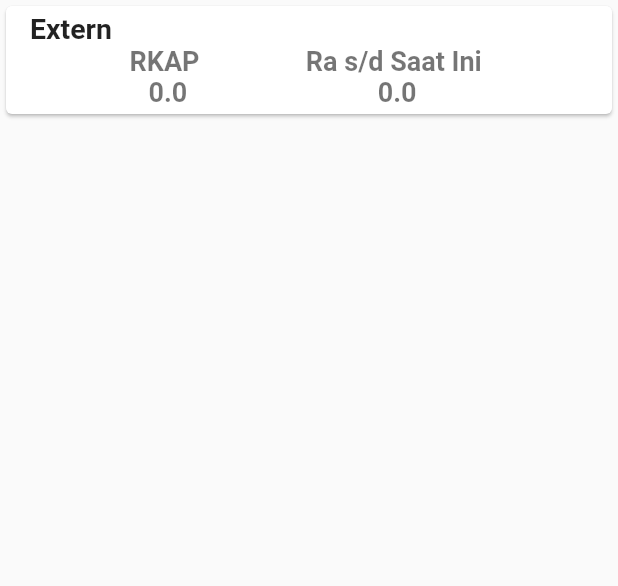
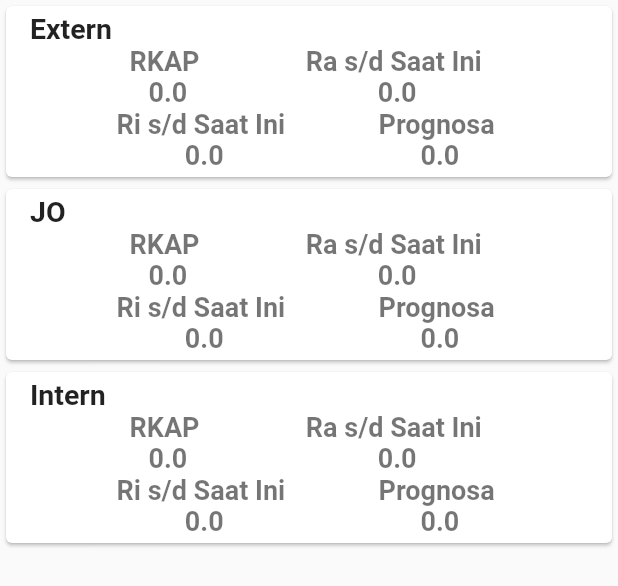
Before and after one commit to yusufhacktiv8/wrk_mobile, a Flutter app: the HasilUsahaSubItem widget shown alone on an empty page, opened directly, on a phone screen of 412 x 824 dp. Shown: the top 586 px of the screen. Run offline on Flutter 3.47's test engine with Material 2 defaults, Android fonts, the phone set to English and light mode, and no system bars; our stand-ins replace charts_flutter, event_bus; missing offline and left inert: month_picker_strip; network calls fail.

Commit message:
Hasil usaha sub item details

```diff
--- a/lib/pages/hasilusaha/HasilUsahaItem.dart
+++ b/lib/pages/hasilusaha/HasilUsahaItem.dart
@@ -3,6 +3,9 @@ import 'package:dashboard/pages/hasilusaha/HasilUsahaSubItem.dart';
 import 'package:dashboard/models/Project.dart';
 
 class HasilUsahaItem extends StatefulWidget {
+  final String title;
+
+  HasilUsahaItem({Key key, this.title}): super(key: key);
   HasilUsahaItemState createState() => new HasilUsahaItemState();
 }
 
@@ -19,7 +22,7 @@ class NewItem {
         child: new Column(
             children: <Widget>[
               Container(
-                height: 100.0,
+                height: 200.0,
                 child: HasilUsahaSubItem(project: Project()),
               )
 
@@ -63,7 +66,7 @@ class HasilUsahaItemState extends State<HasilUsahaItem> {
       children: [
         Padding(
           padding: new EdgeInsets.all(10.0),
-          child: Text("Kontrak Dihadapi", style: TextStyle(fontSize: 20.0, fontWeight: FontWeight.bold)),
+          child: Text(widget.title, style: TextStyle(fontSize: 20.0, fontWeight: FontWeight.bold)),
         ),
         new Padding(
           padding: new EdgeInsets.all(10.0),
@@ -77,7 +80,7 @@ class HasilUsahaItemState extends State<HasilUsahaItem> {
               return new ExpansionPanel(
                 headerBuilder: (BuildContext context, bool isExpanded) {
                   return new ListTile(
-                      leading: item.iconpic,
+//                      leading: item.iconpic,
                       title: new Text(
                         item.header,
                         textAlign: TextAlign.left,
--- a/lib/pages/hasilusaha/HasilUsahaPage.dart
+++ b/lib/pages/hasilusaha/HasilUsahaPage.dart
@@ -70,7 +70,7 @@ class _HasilUsahaPageState extends State<HasilUsahaPage> {
             physics: new AlwaysScrollableScrollPhysics(),
             controller: _controller,
             children: <Widget>[
-              HasilUsahaItem(),
+              HasilUsahaItem(title: "Kontrak Dihadapi"),
               Text("World"),
             ],
           ))
--- a/lib/pages/hasilusaha/HasilUsahaSubItem.dart
+++ b/lib/pages/hasilusaha/HasilUsahaSubItem.dart
@@ -36,6 +36,109 @@ class HasilUsahaSubItem extends StatelessWidget {
                     )
                   ],
                 ),
+                Row(
+                  mainAxisAlignment: MainAxisAlignment.spaceEvenly,
+                  children: <Widget>[
+                    Column(
+                      children: <Widget>[
+                        Text("Ri s/d Saat Ini ", style: TextStyle(fontSize: 18.0, fontWeight: FontWeight.bold)),
+                        Text("0.0", style: TextStyle(fontSize: 18.0, fontWeight: FontWeight.bold)),
+                      ],
+                    ),
+                    Column(
+                      children: <Widget>[
+                        Text("Prognosa ", style: TextStyle(fontSize: 18.0, fontWeight: FontWeight.bold)),
+                        Text("0.0", style: TextStyle(fontSize: 18.0, fontWeight: FontWeight.bold)),
+                      ],
+                    )
+                  ],
+                ),
+              ],
+            ),
+          ),
+        ),
+        Card(
+          child: ListTile(
+            title: Text("JO", style: TextStyle(fontSize: 19.0, fontWeight: FontWeight.bold)),
+            subtitle: Column(
+              children: <Widget>[
+                Row(
+                  mainAxisAlignment: MainAxisAlignment.spaceEvenly,
+                  children: <Widget>[
+                    Column(
+                      children: <Widget>[
+                        Text("RKAP ", style: TextStyle(fontSize: 18.0, fontWeight: FontWeight.bold)),
+                        Text("0.0", style: TextStyle(fontSize: 18.0, fontWeight: FontWeight.bold)),
+                      ],
+                    ),
+                    Column(
+                      children: <Widget>[
+                        Text("Ra s/d Saat Ini ", style: TextStyle(fontSize: 18.0, fontWeight: FontWeight.bold)),
+                        Text("0.0", style: TextStyle(fontSize: 18.0, fontWeight: FontWeight.bold)),
+                      ],
+                    )
+                  ],
+                ),
+                Row(
+                  mainAxisAlignment: MainAxisAlignment.spaceEvenly,
+                  children: <Widget>[
+                    Column(
+                      children: <Widget>[
+                        Text("Ri s/d Saat Ini ", style: TextStyle(fontSize: 18.0, fontWeight: FontWeight.bold)),
+                        Text("0.0", style: TextStyle(fontSize: 18.0, fontWeight: FontWeight.bold)),
+                      ],
+                    ),
+                    Column(
+                      children: <Widget>[
+                        Text("Prognosa ", style: TextStyle(fontSize: 18.0, fontWeight: FontWeight.bold)),
+                        Text("0.0", style: TextStyle(fontSize: 18.0, fontWeight: FontWeight.bold)),
+                      ],
+                    )
+                  ],
+                ),
+              ],
+            ),
+          ),
+        ),
+        Card(
+          child: ListTile(
+            title: Text("Intern", style: TextStyle(fontSize: 19.0, fontWeight: FontWeight.bold)),
+            subtitle: Column(
+              children: <Widget>[
+                Row(
+                  mainAxisAlignment: MainAxisAlignment.spaceEvenly,
+                  children: <Widget>[
+                    Column(
+                      children: <Widget>[
+                        Text("RKAP ", style: TextStyle(fontSize: 18.0, fontWeight: FontWeight.bold)),
+                        Text("0.0", style: TextStyle(fontSize: 18.0, fontWeight: FontWeight.bold)),
+                      ],
+                    ),
+                    Column(
+                      children: <Widget>[
+                        Text("Ra s/d Saat Ini ", style: TextStyle(fontSize: 18.0, fontWeight: FontWeight.bold)),
+                        Text("0.0", style: TextStyle(fontSize: 18.0, fontWeight: FontWeight.bold)),
+                      ],
+                    )
+                  ],
+                ),
+                Row(
+                  mainAxisAlignment: MainAxisAlignment.spaceEvenly,
+                  children: <Widget>[
+                    Column(
+                      children: <Widget>[
+                        Text("Ri s/d Saat Ini ", style: TextStyle(fontSize: 18.0, fontWeight: FontWeight.bold)),
+                        Text("0.0", style: TextStyle(fontSize: 18.0, fontWeight: FontWeight.bold)),
+                      ],
+                    ),
+                    Column(
+                      children: <Widget>[
+                        Text("Prognosa ", style: TextStyle(fontSize: 18.0, fontWeight: FontWeight.bold)),
+                        Text("0.0", style: TextStyle(fontSize: 18.0, fontWeight: FontWeight.bold)),
+                      ],
+                    )
+                  ],
+                ),
               ],
             ),
           ),
```
